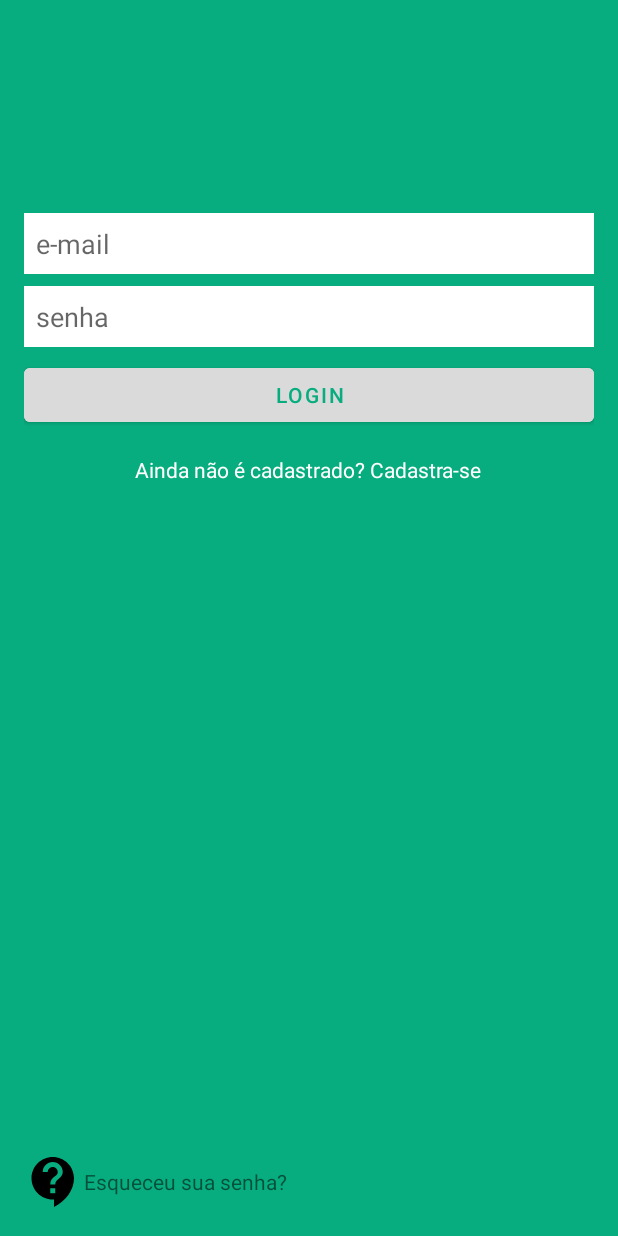
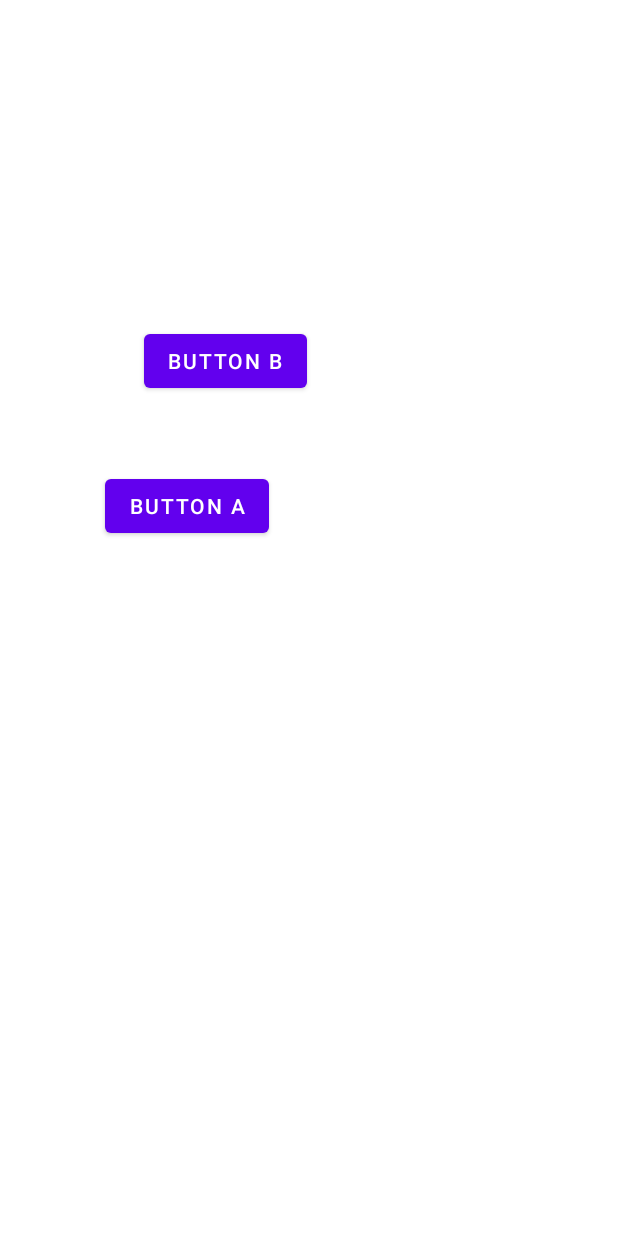
Before and after one commit to walisson-martins/gastos-viagem-kotlin, an Android app: the layout activity_main.xml on its own in the app's theme, with its tools: preview values and no code run, on a phone screen of 412 x 824 dp. Run offline under Robolectric (Android 15) with nearby library versions, the phone set to English and light mode, and no system bars.

Commit message:
feat: constraintLayout e circle e constraint

```diff
--- a/app/src/main/java/com/walissonm/gastoviagem/MainActivity.kt
+++ b/app/src/main/java/com/walissonm/gastoviagem/MainActivity.kt
@@ -13,33 +13,9 @@ class MainActivity : AppCompatActivity(), View.OnClickListener {
         super.onCreate(savedInstanceState)
         binding = ActivityMainBinding.inflate(layoutInflater)
         setContentView(binding.root)
-
-        binding.buttonCalculate.setOnClickListener(this)
     }
 
-    override fun onClick(view: View?) {
-        if (view?.id == R.id.button_calculate) {
-            calculate()
-        }
-    }
-
-    private fun isValid(): Boolean {
-        return (binding.editDistance.text.toString() != ""
-                && binding.editPrice.text.toString() != ""
-                && binding.editAutonomy.text.toString() != ""
-                && binding.editAutonomy.text.toString().toFloat() != 0f)
-    }
-
-    private fun calculate() {
-        if (isValid()) {
-            val distance = binding.editDistance.text.toString().toFloat()
-            val price = binding.editPrice.text.toString().toFloat()
-            val autonomy = binding.editAutonomy.text.toString().toFloat()
-
-            val totalValue = (distance * price) / autonomy
-            binding.textTotalValue.text = "R$ ${"%.2f".format(totalValue)}"
-        } else {
-            Toast.makeText(this, R.string.validation_fill_all_fields, Toast.LENGTH_LONG).show()
-        }
+    override fun onClick(p0: View?) {
+        TODO("Not yet implemented")
     }
 }
--- a/app/src/main/res/layout/activity_main.xml
+++ b/app/src/main/res/layout/activity_main.xml
@@ -1,65 +1,32 @@
 <?xml version="1.0" encoding="utf-8"?>
-<RelativeLayout xmlns:android="http://schemas.android.com/apk/res/android"
+<androidx.constraintlayout.widget.ConstraintLayout xmlns:android="http://schemas.android.com/apk/res/android"
     xmlns:app="http://schemas.android.com/apk/res-auto"
     xmlns:tools="http://schemas.android.com/tools"
     android:layout_width="match_parent"
     android:layout_height="match_parent"
-    android:background="#08ad7f"
     android:padding="16dp"
     tools:context=".MainActivity">
 
-    <EditText
-        android:id="@+id/edit_email"
-        android:layout_width="match_parent"
+    <Button
+        android:id="@+id/button_a"
+        android:layout_width="wrap_content"
         android:layout_height="wrap_content"
-        android:layout_marginTop="126dp"
-        android:background="#fff"
-        android:hint="e-mail"
-        android:padding="8dp" />
-
-    <EditText
-        android:id="@+id/edit_password"
-        android:layout_width="match_parent"
-        android:layout_height="wrap_content"
-        android:layout_below="@id/edit_email"
-        android:layout_marginTop="8dp"
-        android:background="#fff"
-        android:hint="senha"
-        android:padding="8dp" />
+        android:text="button A"
+        app:layout_constraintBottom_toBottomOf="parent"
+        app:layout_constraintEnd_toEndOf="parent"
+        app:layout_constraintHorizontal_bias="0.2"
+        app:layout_constraintStart_toStartOf="parent"
+        app:layout_constraintTop_toTopOf="parent"
+        app:layout_constraintVertical_bias="0.4" />
 
     <Button
-        android:id="@+id/button_login"
-        android:layout_width="match_parent"
-        android:layout_height="wrap_content"
-        android:layout_below="@id/edit_password"
-        android:layout_marginTop="8dp"
-        android:backgroundTint="#dadada"
-        android:text="Login"
-        android:textAllCaps="true"
-        android:textColor="#08AD7F" />
-
-    <TextView
         android:layout_width="wrap_content"
         android:layout_height="wrap_content"
-        android:layout_below="@id/button_login"
-        android:layout_centerHorizontal="true"
-        android:layout_marginTop="16dp"
-        android:text="Ainda não é cadastrado? Cadastra-se"
-        android:textColor="#fff" />
+        android:text="Button B"
+        app:layout_constraintCircle="@id/button_a"
+        app:layout_constraintCircleRadius="100dp"
+        app:layout_constraintCircleAngle="15"
+        app:layout_constraintStart_toEndOf="@id/button_a"
+        app:layout_constraintTop_toTopOf="@id/button_a" />
 
-    <ImageView
-        android:id="@+id/image_support"
-        android:layout_width="40dp"
-        android:layout_height="40dp"
-        android:layout_alignParentBottom="true"
-        android:src="@drawable/ic_support"
-        app:tint="@color/black" />
-
-    <TextView
-        android:layout_width="wrap_content"
-        android:layout_height="40dp"
-        android:layout_alignParentBottom="true"
-        android:layout_toEndOf="@id/image_support"
-        android:gravity="center"
-        android:text="Esqueceu sua senha?" />
-</RelativeLayout>
+</androidx.constraintlayout.widget.ConstraintLayout>
```
